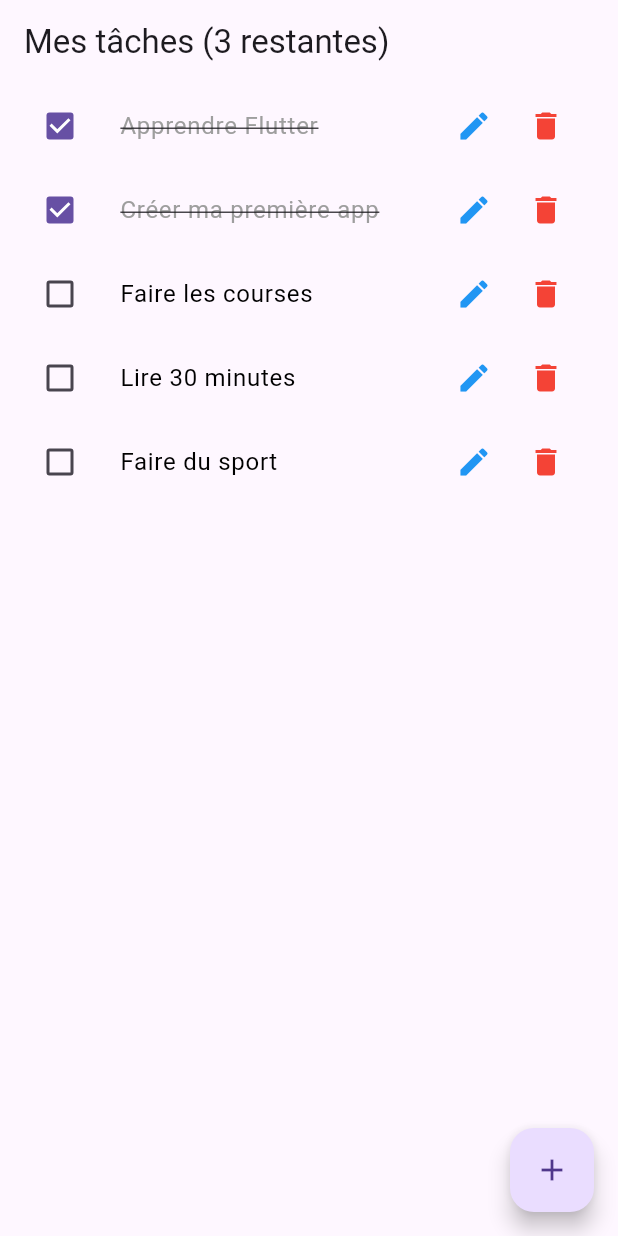
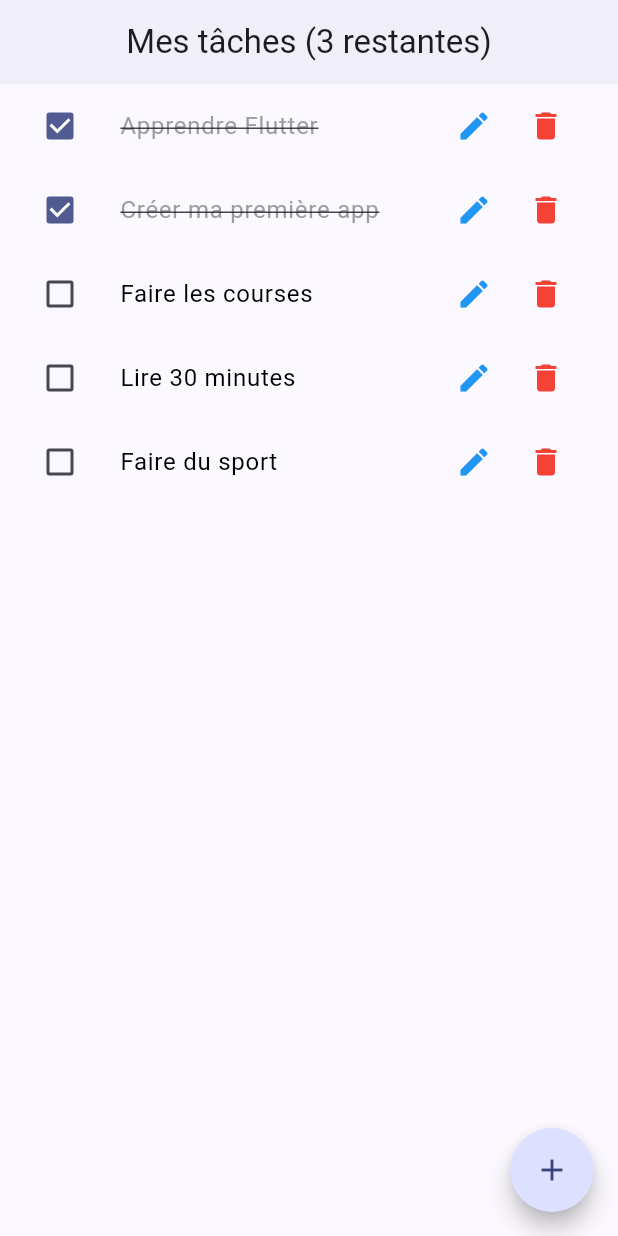
Before and after one commit to SpenaLeloup/task-manager, a Flutter app: the screen it shows after launch, on a phone screen of 412 x 824 dp. Run offline on Flutter 3.47's test engine with Material 3 defaults, Android fonts, the phone set to English and light mode, and no system bars.

Commit message:
modification du main.dart

```diff
--- a/lib/main.dart
+++ b/lib/main.dart
@@ -19,6 +19,24 @@ class MyApp extends StatelessWidget {
         '/': (context) => const HomeScreen(),
         '/add': (context) => const AddTaskScreen(),
       },
+      theme: ThemeData(
+        colorScheme: ColorScheme.fromSeed(
+          seedColor: Colors.indigo,
+          brightness: Brightness.light,
+        ),
+        useMaterial3: true,
+        appBarTheme: const AppBarTheme(
+          centerTitle: true,
+          elevation: 2,
+        ),
+        floatingActionButtonTheme: const FloatingActionButtonThemeData(
+          shape: CircleBorder(),
+        ),
+        inputDecorationTheme: const InputDecorationTheme(
+          border: OutlineInputBorder(),
+          filled: true,
+        ),
+      ),
     );
   }
 }
```
